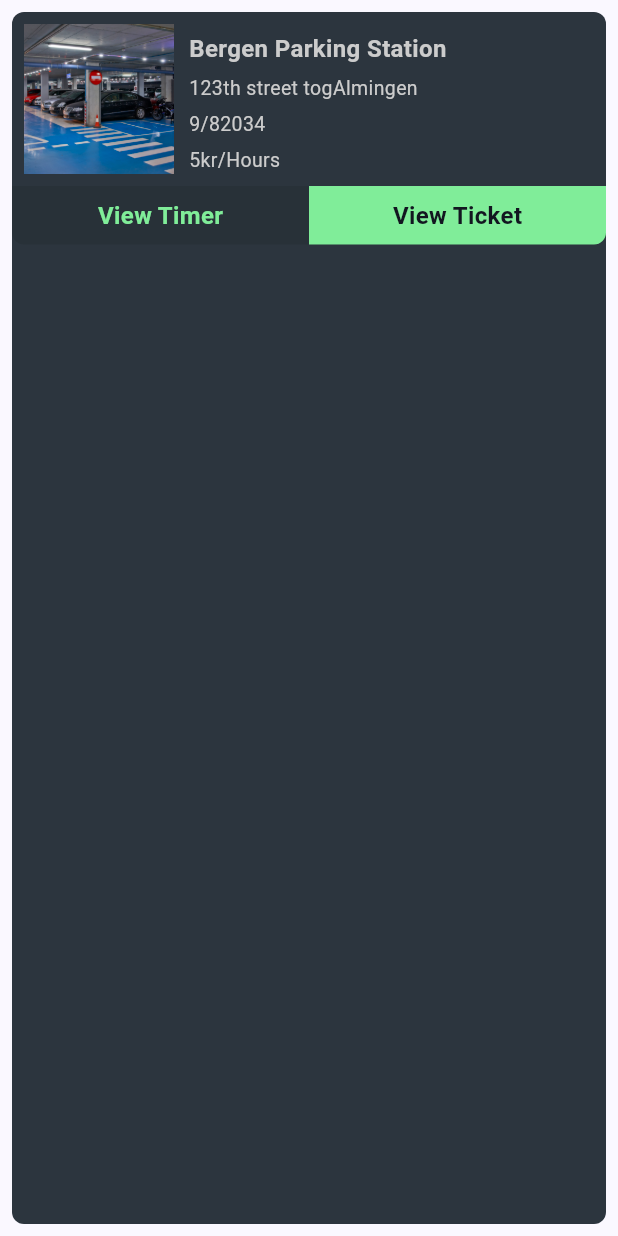
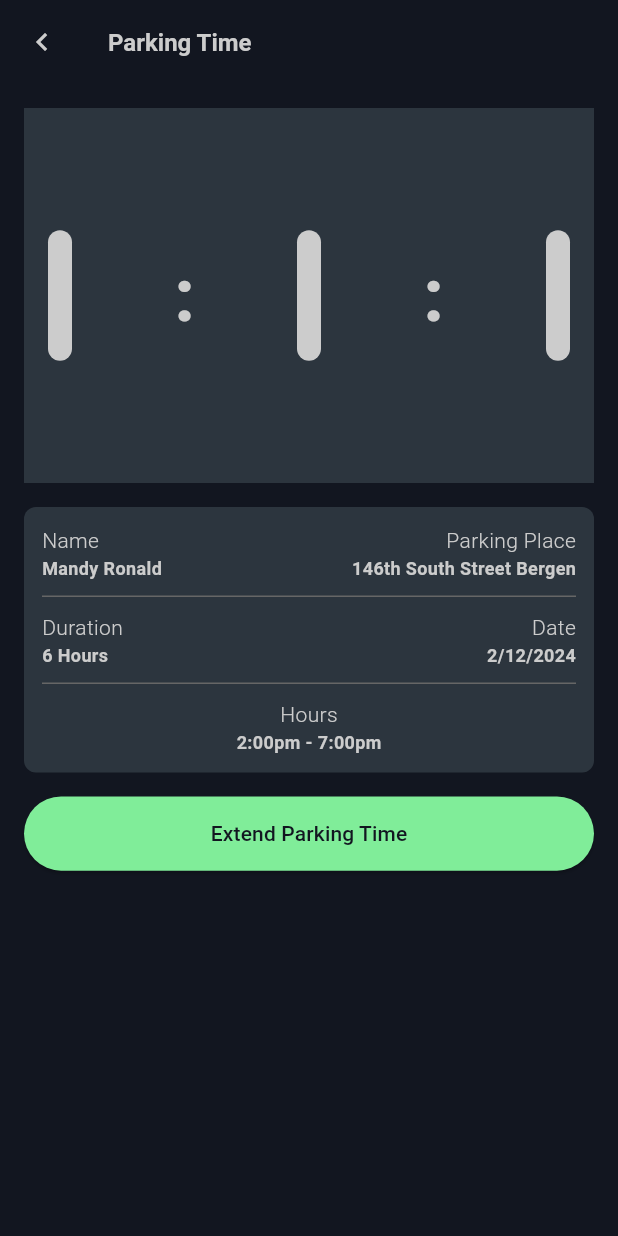
Before and after one commit to Insterstellar/ParkingSpotApp, a Flutter app: the BookingCustomList widget shown alone on an empty page, opened directly, after a tap on "View Timer", on a phone screen of 412 x 824 dp. Run offline on Flutter 3.47's test engine with Material 3 defaults, Android fonts, the phone set to English and light mode, and no system bars; our stand-ins replace geolocator, google_fonts, google_maps_flutter, permission_handler, qr_flutter; missing offline and left inert: dart:ffi; network calls fail; statements that could not run were skipped.

Commit message:
intial commit

```diff
--- a/lib/booking/customBookingWidgets/booking_custom_list.dart
+++ b/lib/booking/customBookingWidgets/booking_custom_list.dart
@@ -42,7 +42,7 @@ class BookingCustomList extends StatelessWidget {
                       SizedBox(height: 5,),
                       CustomText(text: "9/82034", fontWeight: FontWeight.w400, fontSize: 13, textColor: MyColors.grey_20),
                       SizedBox(height: 5,),
-                      CustomText(text: "5kr/Hours", fontWeight: FontWeight.w400, fontSize: 13, textColor: MyColors.grey_20),
+                      CustomText(text: "5kr/Hours", fontWeight: FontWeight.w900, fontSize: 13, textColor: MyColors.grey_20),
                     ],
                   )
 
--- /dev/null
+++ b/lib/booking/parkingstate/parking_time_status.dart
@@ -0,0 +1,218 @@
+import 'dart:async';
+
+import 'package:flutter/cupertino.dart';
+import 'package:flutter/material.dart';
+import 'package:parking/misc/mycolors/mycolors.dart';
+import 'package:parking/widgets/custom_button.dart';
+
+import '../../widgets/custom_text.dart';
+import 'exntended_parking_time.dart';
+
+class ParkingStatusTime extends StatefulWidget {
+  const ParkingStatusTime({super.key});
+
+  @override
+  State<ParkingStatusTime> createState() => _ParkingStatusTimeState();
+}
+
+class _ParkingStatusTimeState extends State<ParkingStatusTime> {
+
+  Duration duration= Duration(hours:2 ,minutes:00,seconds: 00);
+  String hoursStr   ="" ;
+  String minutesStr  = "";
+  String secondsStr  = "";
+  @override
+  void initState() {
+    // TODO: implement initState
+   // startTime();
+    super.initState();
+  }
+
+  void startTime(){
+    int addSeconds=1;
+
+    Timer.periodic(Duration(seconds: 1), (timer) {
+      setState(() {
+        int seconds =duration.inSeconds-addSeconds;
+        duration= Duration(seconds: seconds);
+        hoursStr = (duration.inHours).toString().padLeft(2, '0');
+        minutesStr = (duration.inMinutes % 60).toString().padLeft(2, '0');
+        secondsStr = (seconds % 60).toString().padLeft(2, '0');
+        if(duration.inHours==0 && duration.inMinutes==0){
+          duration=Duration(seconds: 0);
+
+          timer.cancel();
+        }
+
+      });
+
+    });
+
+  }
+  @override
+  Widget build(BuildContext context) {
+    return Scaffold(
+      backgroundColor: MyColors.primary1,
+      appBar: AppBar(
+        backgroundColor: MyColors.primary1,
+        title: const CustomText(text: "Parking Time", fontWeight: FontWeight.w600, fontSize: 16, textColor: MyColors.grey_20),
+        leading: IconButton(
+          icon: Icon(Icons.chevron_left, color: MyColors.grey_20,),
+          onPressed: () {
+            Navigator.pop(context);
+          },
+        ),
+
+      ),
+      //                child: Center(child: Text(hoursStr +" : "+minutesStr+" : "+secondsStr, style: TextStyle(fontSize: 50, color: Colors.white),)),
+      body: SafeArea(
+        child: Padding(
+          padding: const EdgeInsets.all(16.0),
+          child: ListView (
+            children: [
+              Container(
+                height: 250,
+                color: MyColors.primarylight,
+                child: Padding(
+                  padding: const EdgeInsets.all(16.0),
+                  child: Row(
+                    mainAxisAlignment: MainAxisAlignment.spaceBetween,
+                    children: [
+                      Container(
+                        decoration: BoxDecoration(
+                          borderRadius: BorderRadius.circular(8),
+                          color: MyColors.grey_20
+                        ),
+                          child: Padding(
+                            padding: const EdgeInsets.all(8.0),
+                            child: Text(hoursStr , style: TextStyle(fontSize: 50, color: MyColors.primary1),),
+                          )),
+                      CustomText(text: " : ", fontWeight: FontWeight.bold, fontSize: 50, textColor: MyColors.grey_20),
+                      Container(
+                          decoration: BoxDecoration(
+                              borderRadius: BorderRadius.circular(8),
+                              color: MyColors.grey_20
+                          ),
+                          child: Padding(
+                            padding: const EdgeInsets.all(8.0),
+                            child: Text(minutesStr , style: TextStyle(fontSize: 50, color: MyColors.primary1),),
+                          )),
+                      CustomText(text: " : ", fontWeight: FontWeight.bold, fontSize: 50, textColor: MyColors.grey_20),
+                      Container(
+                          decoration: BoxDecoration(
+                              borderRadius: BorderRadius.circular(8),
+                              color: MyColors.grey_20
+                          ),
+                          child: Padding(
+                            padding: const EdgeInsets.all(8.0),
+                            child: Text(secondsStr , style: TextStyle(fontSize: 50, color: MyColors.primary1),),
+                          )),
+                    ],
+                  ),
+                ),
+              ),
+              SizedBox(
+                height: 16,
+              ),
+              Container(
+                decoration: BoxDecoration(
+                  borderRadius: BorderRadius.circular(8),
+                  color: MyColors.primarylight,
+                ),
+                child: Padding(
+                  padding: EdgeInsets.all(12.0),
+                  child: Column(
+                    children: [
+                      Row(
+                        mainAxisAlignment: MainAxisAlignment.spaceBetween,
+                        children: [
+                          Column(
+                           crossAxisAlignment: CrossAxisAlignment.start,
+                            children: [
+                              CustomText(text: "Name", fontWeight: FontWeight.w300, fontSize: 14, textColor: MyColors.grey_20),
+                              CustomText(text: "Mandy Ronald", fontWeight: FontWeight.bold, fontSize: 12, textColor: MyColors.grey_20),
+
+                            ],
+                          ),
+                          SizedBox(width: 5,),
+                          Column(
+                            crossAxisAlignment: CrossAxisAlignment.end,
+                            children: [
+                              CustomText(text: "Parking Place", fontWeight: FontWeight.w300, fontSize: 14, textColor: MyColors.grey_20),
+                              CustomText(text: "146th South Street Bergen", fontWeight: FontWeight.bold, fontSize: 12, textColor: MyColors.grey_20),
+
+                            ],
+                          ),
+                        ],
+                      ),
+                      SizedBox(height: 10,),
+                      Container(
+                        height: 1,
+                        color: MyColors.grey_60,
+                      ) ,
+                      SizedBox(height: 10,),
+                      const Row(
+                        mainAxisAlignment: MainAxisAlignment.spaceBetween,
+                        children: [
+                          Column(
+                            crossAxisAlignment: CrossAxisAlignment.start,
+                            children: [
+                              CustomText(text: "Duration", fontWeight: FontWeight.w300, fontSize: 14, textColor: MyColors.grey_20),
+                              CustomText(text: "6 Hours", fontWeight: FontWeight.bold, fontSize: 12, textColor: MyColors.grey_20),
+
+                            ],
+                          ),
+
+                          Column(
+                            crossAxisAlignment: CrossAxisAlignment.end,
+                            children: [
+                              CustomText(text: "Date", fontWeight: FontWeight.w300, fontSize: 14, textColor: MyColors.grey_20),
+                              CustomText(text: "2/12/2024", fontWeight: FontWeight.bold, fontSize: 12, textColor: MyColors.grey_20),
+
+                            ],
+                          ),
+                        ],
+                      ),
+                      SizedBox(height: 10,),
+                      Container(
+                        height: 1,
+                        color: MyColors.grey_60,
+                      ) ,
+                      SizedBox(height: 10,),
+                      Column(
+
+                        children: [
+                          CustomText(text: "Hours", fontWeight: FontWeight.w300, fontSize: 14, textColor: MyColors.grey_20),
+                          CustomText(text: "2:00pm - 7:00pm", fontWeight: FontWeight.bold, fontSize: 12, textColor: MyColors.grey_20),
+
+                        ],
+                      ),
+
+
+
+                    ],
+                  ),
+                ),
+              ),
+
+
+              SizedBox(
+                height: 16,
+              ),
+              CustomButton(buttonText: "Extend Parking Time",
+                onTap: (){
+                Navigator.push(context, MaterialPageRoute(builder: (context)=>ExtendParkingTime()));
+
+
+               // print("the new time is..........."+newTime.toString());
+
+              }, buttonTextColor: MyColors.primary1,btnColor: MyColors.primary6,)
+            ],
+          ),
+        ),
+
+      ),
+
+    );
+  }
+}
--- a/lib/booking/status_check.dart
+++ b/lib/booking/status_check.dart
@@ -15,7 +15,7 @@ class Statuscheck extends StatefulWidget {
 
 class _StatuscheckState extends State<Statuscheck> {
   var colos= MyColors.primary1;
-  String  hello= "Hello --world";
+
 
 
   double theValueChanged = 0;
@@ -45,7 +45,7 @@ class _StatuscheckState extends State<Statuscheck> {
             CustomButton(buttonText: "Continue", onTap: (){
 
               setState(() {
-               hello="Hello to the world";
+
               });
 
 
--- a/pubspec.yaml
+++ b/pubspec.yaml
@@ -41,6 +41,7 @@ dependencies:
   google_fonts: ^6.2.1
   google_maps_flutter: ^2.6.1
   http: ^1.2.1
+  qr_flutter: ^4.1.0
 
 dev_dependencies:
   flutter_test:
```
Also changed, not shown: lib/booking/my_bookings.dart (+152 -13 lines), lib/booking/parking_ticket.dart (added, +143 -0 lines), lib/booking/parkingstate/exntended_parking_time.dart (added, +191 -0 lines), pubspec.lock.
